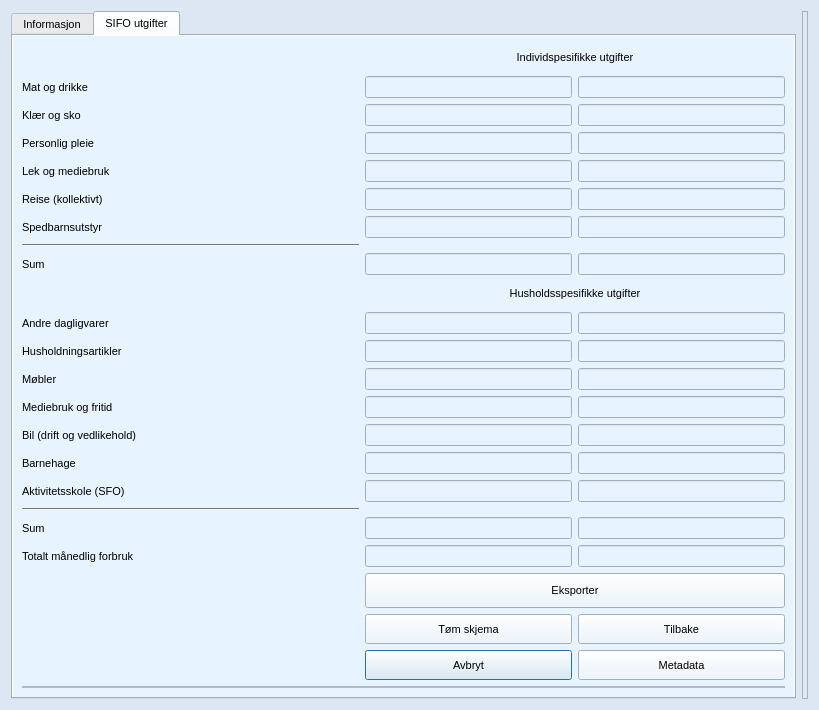
The window that source/ui/views/forms/sifo_form.ui (seemir/stressa) describes before a commit, drawn with Qt 5.
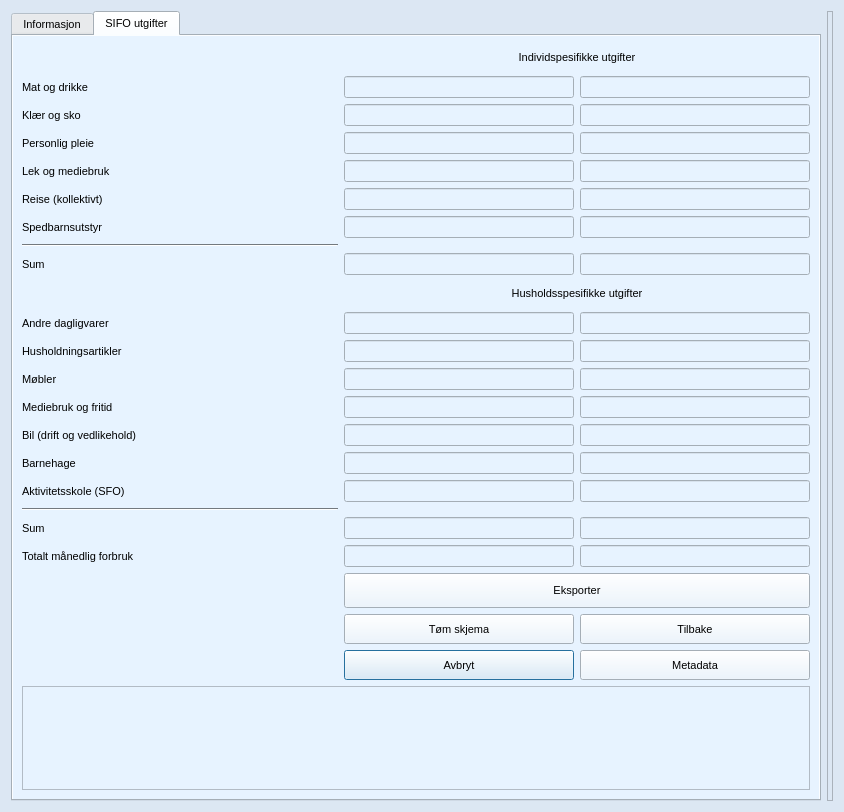
The same window after the commit. The open tabs and pages were chosen to show the change. Icons and pictures are not drawn.

What changed in the file:
```diff
--- a/source/ui/views/forms/sifo_form.ui
+++ b/source/ui/views/forms/sifo_form.ui
@@ -6,8 +6,8 @@
    <rect>
     <x>0</x>
     <y>0</y>
-    <width>819</width>
-    <height>682</height>
+    <width>844</width>
+    <height>808</height>
    </rect>
   </property>
   <property name="sizePolicy">
@@ -466,8 +466,8 @@
      </property>
      <property name="minimumSize">
       <size>
-       <width>785</width>
-       <height>0</height>
+       <width>810</width>
+       <height>790</height>
       </size>
      </property>
      <property name="maximumSize">
@@ -2580,7 +2580,7 @@
          </property>
          <property name="maximumSize">
           <size>
-           <width>207</width>
+           <width>230</width>
            <height>16777215</height>
           </size>
          </property>
@@ -2599,7 +2599,7 @@
          </property>
          <property name="maximumSize">
           <size>
-           <width>207</width>
+           <width>230</width>
            <height>16777215</height>
           </size>
          </property>
@@ -2628,7 +2628,7 @@
          </property>
          <property name="maximumSize">
           <size>
-           <width>207</width>
+           <width>230</width>
            <height>16777215</height>
           </size>
          </property>
@@ -2647,7 +2647,7 @@
          </property>
          <property name="maximumSize">
           <size>
-           <width>207</width>
+           <width>230</width>
            <height>16777215</height>
           </size>
          </property>
@@ -2676,7 +2676,7 @@
          </property>
          <property name="maximumSize">
           <size>
-           <width>207</width>
+           <width>230</width>
            <height>16777215</height>
           </size>
          </property>
@@ -2695,7 +2695,7 @@
          </property>
          <property name="maximumSize">
           <size>
-           <width>207</width>
+           <width>230</width>
            <height>16777215</height>
           </size>
          </property>
@@ -2714,7 +2714,7 @@
          </property>
          <property name="maximumSize">
           <size>
-           <width>207</width>
+           <width>230</width>
            <height>16777215</height>
           </size>
          </property>
@@ -2755,7 +2755,7 @@
          </property>
          <property name="maximumSize">
           <size>
-           <width>207</width>
+           <width>230</width>
            <height>16777215</height>
           </size>
          </property>
@@ -2784,7 +2784,7 @@
          </property>
          <property name="maximumSize">
           <size>
-           <width>207</width>
+           <width>230</width>
            <height>16777215</height>
           </size>
          </property>
@@ -2797,7 +2797,7 @@
          </property>
          <property name="maximumSize">
           <size>
-           <width>207</width>
+           <width>230</width>
            <height>16777215</height>
           </size>
          </property>
@@ -2826,7 +2826,7 @@
          </property>
          <property name="maximumSize">
           <size>
-           <width>207</width>
+           <width>230</width>
            <height>16777215</height>
           </size>
          </property>
@@ -2885,7 +2885,7 @@
          </property>
          <property name="maximumSize">
           <size>
-           <width>207</width>
+           <width>230</width>
            <height>16777215</height>
           </size>
          </property>
@@ -2898,7 +2898,7 @@
          </property>
          <property name="maximumSize">
           <size>
-           <width>207</width>
+           <width>230</width>
            <height>16777215</height>
           </size>
          </property>
@@ -2921,7 +2921,7 @@
          </property>
          <property name="maximumSize">
           <size>
-           <width>207</width>
+           <width>230</width>
            <height>16777215</height>
           </size>
          </property>
@@ -2934,7 +2934,7 @@
          </property>
          <property name="maximumSize">
           <size>
-           <width>207</width>
+           <width>230</width>
            <height>16777215</height>
           </size>
          </property>
@@ -2964,7 +2964,7 @@
          </property>
          <property name="maximumSize">
           <size>
-           <width>207</width>
+           <width>230</width>
            <height>16777215</height>
           </size>
          </property>
@@ -2977,7 +2977,7 @@
          </property>
          <property name="maximumSize">
           <size>
-           <width>207</width>
+           <width>230</width>
            <height>16777215</height>
           </size>
          </property>
@@ -2996,7 +2996,7 @@
          </property>
          <property name="maximumSize">
           <size>
-           <width>207</width>
+           <width>230</width>
            <height>16777215</height>
           </size>
          </property>
@@ -3009,7 +3009,7 @@
          </property>
          <property name="maximumSize">
           <size>
-           <width>207</width>
+           <width>230</width>
            <height>16777215</height>
           </size>
          </property>
@@ -3028,7 +3028,7 @@
          </property>
          <property name="maximumSize">
           <size>
-           <width>207</width>
+           <width>230</width>
            <height>16777215</height>
           </size>
          </property>
@@ -3102,7 +3102,7 @@
          </property>
          <property name="maximumSize">
           <size>
-           <width>207</width>
+           <width>230</width>
            <height>16777215</height>
           </size>
          </property>
@@ -3125,7 +3125,7 @@
          </property>
          <property name="maximumSize">
           <size>
-           <width>207</width>
+           <width>230</width>
            <height>16777215</height>
           </size>
          </property>
@@ -3138,7 +3138,7 @@
          </property>
          <property name="maximumSize">
           <size>
-           <width>207</width>
+           <width>230</width>
            <height>16777215</height>
           </size>
          </property>
@@ -3151,7 +3151,7 @@
          </property>
          <property name="maximumSize">
           <size>
-           <width>207</width>
+           <width>230</width>
            <height>16777215</height>
           </size>
          </property>
@@ -3186,7 +3186,7 @@
          </property>
          <property name="maximumSize">
           <size>
-           <width>207</width>
+           <width>230</width>
            <height>16777215</height>
           </size>
          </property>
@@ -3225,7 +3225,7 @@
          </property>
          <property name="maximumSize">
           <size>
-           <width>207</width>
+           <width>230</width>
            <height>16777215</height>
           </size>
          </property>
@@ -3244,7 +3244,7 @@
          </property>
          <property name="maximumSize">
           <size>
-           <width>207</width>
+           <width>230</width>
            <height>16777215</height>
           </size>
          </property>
@@ -3273,7 +3273,7 @@
          </property>
          <property name="maximumSize">
           <size>
-           <width>207</width>
+           <width>230</width>
            <height>16777215</height>
           </size>
          </property>
@@ -3315,7 +3315,7 @@
          </property>
          <property name="maximumSize">
           <size>
-           <width>207</width>
+           <width>230</width>
            <height>16777215</height>
           </size>
          </property>
@@ -3328,7 +3328,7 @@
          </property>
          <property name="maximumSize">
           <size>
-           <width>207</width>
+           <width>230</width>
            <height>16777215</height>
           </size>
          </property>
@@ -3347,7 +3347,7 @@
          </property>
          <property name="maximumSize">
           <size>
-           <width>207</width>
+           <width>230</width>
            <height>16777215</height>
           </size>
          </property>
@@ -3377,7 +3377,7 @@
          </property>
          <property name="maximumSize">
           <size>
-           <width>207</width>
+           <width>230</width>
            <height>16777215</height>
           </size>
          </property>
```
Left out of the diff: 40 changed lines with no effect on the pictures.
